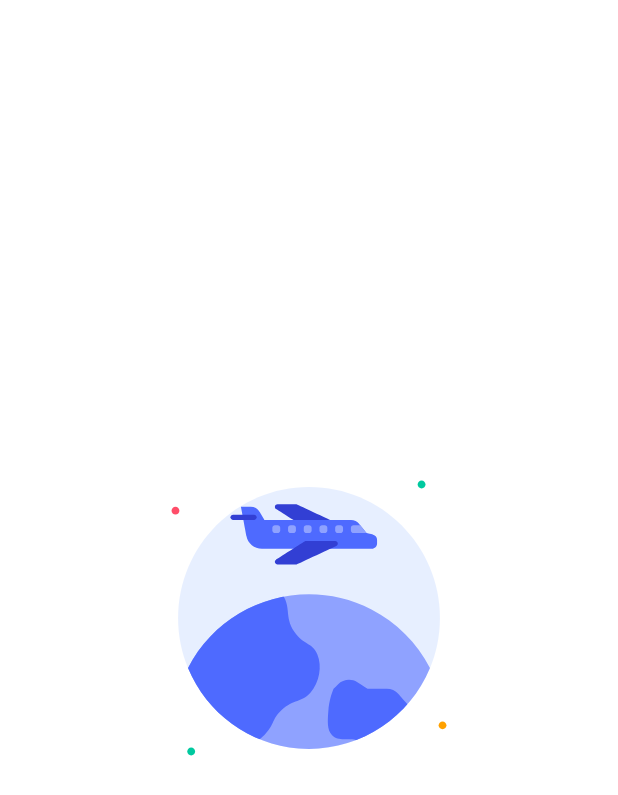
After one commit to mmm-chd/travel_dc_project, a Flutter app: the screen it shows after launch, on a phone screen of 412 x 824 dp. The commit adds this screen. Shown: the top 795 px of the screen. Run offline on Flutter 3.47's test engine with Material 3 defaults, Android fonts, the phone set to English and light mode, and no system bars; our stand-ins replace lottie.

Commit message:
feat splash screen

```diff
--- a/lib/main.dart
+++ b/lib/main.dart
@@ -16,11 +16,11 @@ class MainApp extends StatelessWidget {
     return MaterialApp(
       debugShowCheckedModeBanner: false,
       theme: ThemeData(
-        fontFamily: 'inter',
+        fontFamily: 'Inter',
         primaryColor: MainColor.primary,
         scaffoldBackgroundColor: SupportColor.white,
       ),
-      initialRoute: AppRoutes.loginPage,
+      initialRoute: AppRoutes.splashscreenPage,
       home: HomePage(),
       routes: AppPages.pages,
     );
--- /dev/null
+++ b/lib/pages/splashscreen_page.dart
@@ -0,0 +1,20 @@
+import 'package:flutter/material.dart';
+import 'package:lottie/lottie.dart';
+
+class SplashscreenPage extends StatelessWidget {
+  const SplashscreenPage({super.key});
+
+  @override
+  Widget build(BuildContext context) {
+    return Scaffold(
+      body: Center(
+        child: Lottie.asset(
+          'assets/animations/flight.json',
+          width: 300,
+          height: 300,
+          fit: BoxFit.fill,
+        ),
+      ),
+    );
+  }
+}
--- a/lib/routes/app_pages.dart
+++ b/lib/routes/app_pages.dart
@@ -1,6 +1,7 @@
 import 'package:dicoding_project/pages/detail_page.dart';
 import 'package:dicoding_project/pages/home_page.dart';
 import 'package:dicoding_project/pages/login_page.dart';
+import 'package:dicoding_project/pages/splashscreen_page.dart';
 import 'package:dicoding_project/routes/app_routes.dart';
 
 class AppPages {
@@ -8,5 +9,6 @@ class AppPages {
     AppRoutes.homePage: (context) => HomePage(),
     AppRoutes.detailPage: (context) => DetailPage(),
     AppRoutes.loginPage: (context) => LoginPage(),
+    AppRoutes.splashscreenPage: (context) => SplashscreenPage(),
   };
 }
--- a/lib/routes/app_routes.dart
+++ b/lib/routes/app_routes.dart
@@ -2,4 +2,5 @@ class AppRoutes {
   static const homePage = '/homePage';
   static const detailPage = '/detailPage';
   static const loginPage = '/loginPage';
+  static const splashscreenPage = '/splashscreenPage';
 }
--- a/pubspec.yaml
+++ b/pubspec.yaml
@@ -1,6 +1,6 @@
 name: dicoding_project
 description: "A new Flutter project."
-publish_to: 'none'
+publish_to: "none"
 version: 0.1.0
 
 environment:
@@ -9,6 +9,7 @@ environment:
 dependencies:
   flutter:
     sdk: flutter
+  lottie: ^3.3.2
 
 dev_dependencies:
   flutter_test:
@@ -17,3 +18,6 @@ dev_dependencies:
 
 flutter:
   uses-material-design: true
+
+  assets:
+    - assets/animations/
```
Also changed, not shown: assets/animations/flight.json (added, +1 -0 lines), pubspec.lock, 1 other file.
